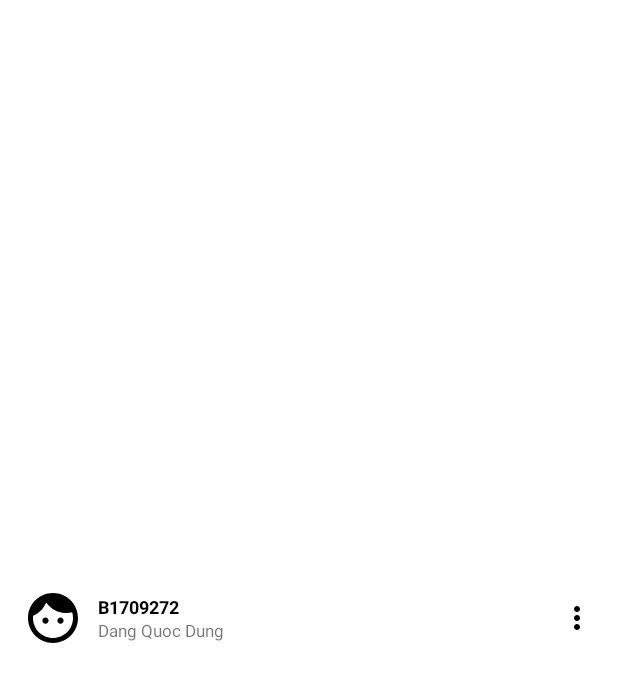
After one commit to jimmy706/attendance_app, an Android app: the layout member_row.xml on its own in the app's theme, with its tools: preview values and no code run, on a phone screen of 412 x 824 dp. The commit adds this screen. Shown: the top 682 px of the screen. Run offline under Robolectric (Android 15) with nearby library versions, the phone set to English and light mode, and no system bars.

Commit message:
add attendance member fragment

```diff
--- a/app/src/main/java/com/ct274/attendanceapp/AttendanceDetailActivity.java
+++ b/app/src/main/java/com/ct274/attendanceapp/AttendanceDetailActivity.java
@@ -33,7 +33,7 @@ public class AttendanceDetailActivity extends AppCompatActivity {
             fragmentArgs.putString("attendance_id", attendanceId);
 
             AttendanceDetailFragment attendanceDetailFragment = new AttendanceDetailFragment(attendanceId);
-            AttendanceMembersFragment attendanceMembersFragment = new AttendanceMembersFragment();
+            AttendanceMembersFragment attendanceMembersFragment = new AttendanceMembersFragment(attendanceId);
 
             attendanceDetailFragment.setArguments(fragmentArgs);
             attendanceMembersFragment.setArguments(fragmentArgs);
--- a/app/src/main/java/com/ct274/attendanceapp/AttendanceDetailFragment.java
+++ b/app/src/main/java/com/ct274/attendanceapp/AttendanceDetailFragment.java
@@ -59,7 +59,6 @@ public class AttendanceDetailFragment extends Fragment {
 
 
         Button toggleJoinAttendanceBtn = rootView.findViewById(R.id.join_attendance_btn);
-        System.out.println(toggleJoinAttendanceBtn);
         if(toggleJoinAttendanceBtn != null) {
             toggleJoinAttendanceBtn.setOnClickListener(v -> {
                 AlertDialog.Builder alertBuilder = new AlertDialog.Builder(v.getContext());
--- /dev/null
+++ b/app/src/main/res/drawable/three_dots.xml
@@ -0,0 +1,9 @@
+<vector xmlns:android="http://schemas.android.com/apk/res/android"
+    android:width="24dp"
+    android:height="24dp"
+    android:viewportWidth="24"
+    android:viewportHeight="24">
+  <path
+      android:fillColor="#FF000000"
+      android:pathData="M12,8c1.1,0 2,-0.9 2,-2s-0.9,-2 -2,-2 -2,0.9 -2,2 0.9,2 2,2zM12,10c-1.1,0 -2,0.9 -2,2s0.9,2 2,2 2,-0.9 2,-2 -0.9,-2 -2,-2zM12,16c-1.1,0 -2,0.9 -2,2s0.9,2 2,2 2,-0.9 2,-2 -0.9,-2 -2,-2z"/>
+</vector>
--- /dev/null
+++ b/app/src/main/res/layout/member_row.xml
@@ -0,0 +1,56 @@
+<?xml version="1.0" encoding="utf-8"?>
+<LinearLayout
+    xmlns:android="http://schemas.android.com/apk/res/android" android:layout_width="match_parent"
+    android:layout_height="match_parent"
+    android:orientation="vertical">
+
+    <RelativeLayout
+        android:layout_width="match_parent"
+        android:layout_height="match_parent"
+        android:paddingHorizontal="15dp"
+        android:paddingVertical="10dp">
+
+        <ImageView
+            android:id="@+id/member_avatar"
+            android:layout_width="40dp"
+            android:layout_height="40dp"
+            android:layout_alignParentLeft="true"
+            android:src="@drawable/face_icon"
+            android:layout_centerVertical="true"/>
+
+        <LinearLayout
+            android:layout_width="wrap_content"
+            android:layout_height="wrap_content"
+            android:orientation="vertical"
+            android:layout_toRightOf="@id/member_avatar"
+            android:layout_marginLeft="10dp"
+            android:layout_centerVertical="true">
+
+            <TextView
+                android:id="@+id/member_username"
+                android:layout_width="wrap_content"
+                android:layout_height="wrap_content"
+                android:text="B1709272"
+                android:textColor="@color/black"
+                android:textStyle="bold"
+                android:textSize="12sp"/>
+
+            <TextView
+                android:id="@+id/member_full_name"
+                android:layout_width="wrap_content"
+                android:layout_height="wrap_content"
+                android:text="Dang Quoc Dung"
+                android:textSize="11sp" />
+        </LinearLayout>
+
+        <ImageButton
+            android:layout_width="wrap_content"
+            android:layout_height="wrap_content"
+            android:layout_alignParentRight="true"
+            android:src="@drawable/three_dots"
+            android:id="@+id/toggle_member_menu"
+            android:layout_centerVertical="true"
+            android:background="@color/transparent"
+            />
+    </RelativeLayout>
+</LinearLayout>
```
Also changed, not shown: app/src/main/java/com/ct274/attendanceapp/AttendanceMembersFragment.java (+29 -36 lines), app/src/main/java/com/ct274/attendanceapp/components/MemberAdapter.java (added, +74 -0 lines), app/src/main/res/layout/fragment_attendance_detail2.xml (deleted, +0 -23 lines), app/src/main/res/layout/fragment_attendance_members.xml (+4 -5 lines), app/src/main/res/menu/attendance_member_row_menu.xml (added, +9 -0 lines).
